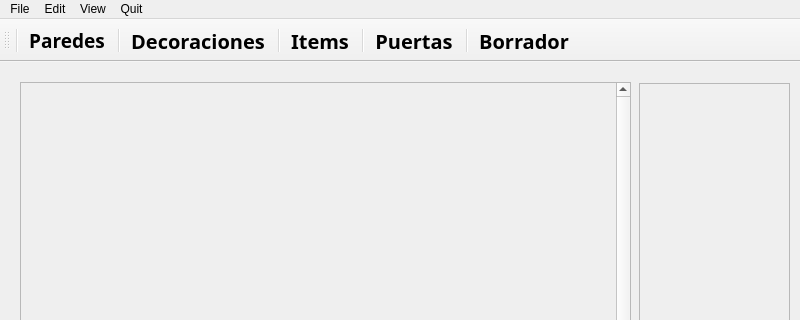
Old version of the form qt/editor/editor.ui in the repository joaquinfontela/Wolfenstein-3D; both pictures show x 0 to 800 and y 0 to 320 of the 800 by 609 pixel window.
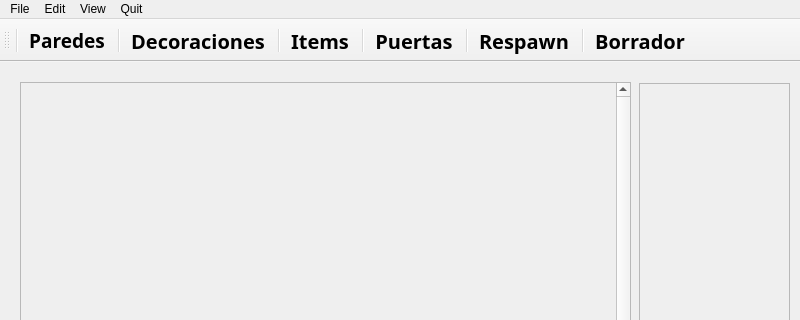
New version of the form. Icons and pictures are not drawn.

```diff
--- a/qt/editor/editor.ui
+++ b/qt/editor/editor.ui
@@ -600,6 +600,8 @@
    <addaction name="separator"/>
    <addaction name="actionPuertas"/>
    <addaction name="separator"/>
+   <addaction name="actionRespawn"/>
+   <addaction name="separator"/>
    <addaction name="actionBorrador"/>
   </widget>
   <action name="actionNew">
@@ -754,6 +756,11 @@
     <string>Borrador</string>
    </property>
   </action>
+  <action name="actionRespawn">
+   <property name="text">
+    <string>Respawn</string>
+   </property>
+  </action>
  </widget>
  <resources>
   <include location="images.qrc"/>
```
